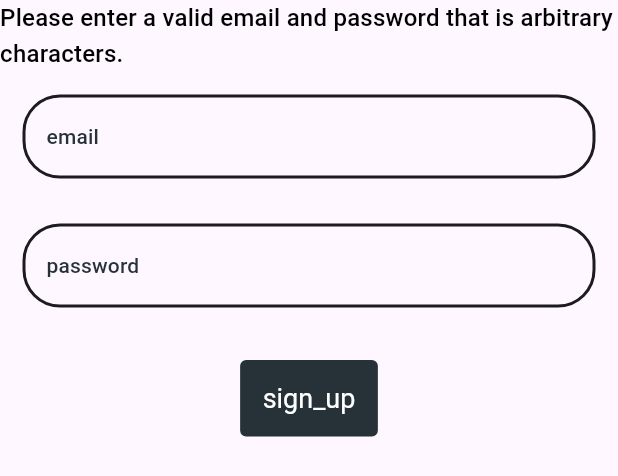
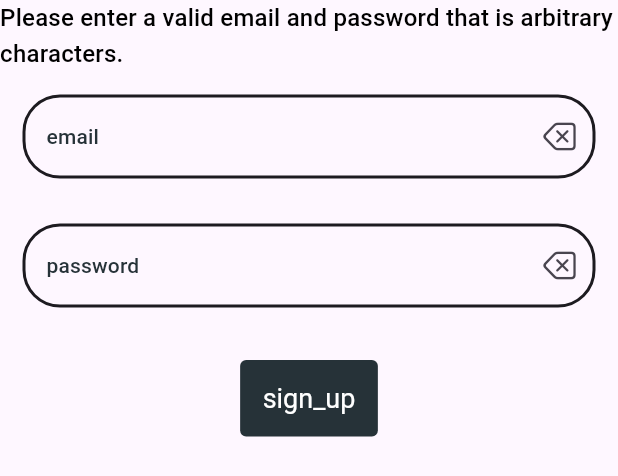
Before and after one commit to cia1099/cia1099.github.io, a Flutter app: the SignUpForm widget shown alone on an empty page, opened directly with empty values, on a phone screen of 412 x 824 dp. Shown: the top 476 px of the screen. Run offline on Flutter 3.47's test engine with Material 3 defaults, Android fonts, the phone set to English and light mode, and no system bars; our stand-ins replace auto_size_text, carousel_slider, easy_dynamic_theme, easy_localization, flutter_styled_toast, google_fonts and 1 more; missing offline and left inert: dart:html, dart:ui_web, easy_localization_loader, flutter_inappwebview, slot_machine_roller; network calls fail.

Commit message:
add suffix icons in InputDecoration

```diff
--- a/lib/utils/input_decorator.dart
+++ b/lib/utils/input_decorator.dart
@@ -1,7 +1,9 @@
+import 'package:flutter/cupertino.dart';
 import 'package:flutter/material.dart';
 
 InputDecoration buildInputDecoration(
-    BuildContext context, String label, String hint) {
+    BuildContext context, String label, String hint,
+    {Widget? suffixIcon}) {
   return InputDecoration(
     fillColor: Colors.white,
     focusedBorder: OutlineInputBorder(
@@ -22,7 +24,9 @@ InputDecoration buildInputDecoration(
     labelText: label,
     labelStyle: Theme.of(context).primaryTextTheme.subtitle2,
     hintText: hint,
-      errorMaxLines: 3);
+    errorMaxLines: 3,
+    suffixIcon: suffixIcon,
+  );
 }
 
 String? isValidEmail(String? email) {
--- a/lib/utils/sign_up_form.dart
+++ b/lib/utils/sign_up_form.dart
@@ -1,6 +1,7 @@
 import 'dart:convert';
 
 import 'package:easy_localization/easy_localization.dart';
+import 'package:flutter/cupertino.dart';
 import 'package:flutter/material.dart';
 import 'package:flutter/services.dart';
 import 'package:flutter_styled_toast/flutter_styled_toast.dart';
@@ -45,8 +46,14 @@ class SignUpForm extends StatelessWidget {
             child: TextFormField(
               validator: (email) => isValidEmail(email) ?? emailAlreadyExist,
               controller: _emailTextController,
-              decoration:
-                  buildInputDecoration(context, 'email', 'john@gmail.com'),
+              decoration: buildInputDecoration(
+                context,
+                'email',
+                'john@gmail.com',
+                suffixIcon: IconButton(
+                    onPressed: () => _emailTextController.clear(),
+                    icon: const Icon(CupertinoIcons.delete_left)),
+              ),
               textInputAction: TextInputAction.next,
               onFieldSubmitted: (_) =>
                   FocusScope.of(context).requestFocus(_passwordFocusNode),
@@ -60,7 +67,14 @@ class SignUpForm extends StatelessWidget {
               },
               obscureText: true,
               controller: _passwordTextController,
-              decoration: buildInputDecoration(context, 'password', ''),
+              decoration: buildInputDecoration(
+                context,
+                'password',
+                '',
+                suffixIcon: IconButton(
+                    onPressed: () => _passwordTextController.clear(),
+                    icon: const Icon(CupertinoIcons.delete_left)),
+              ),
               textInputAction: TextInputAction.next,
               focusNode: _passwordFocusNode,
               onFieldSubmitted: (_) =>
```
Also changed, not shown: lib/utils/login_form.dart (+30 -14 lines). Lines whose indentation alone changed are shown as unchanged.
